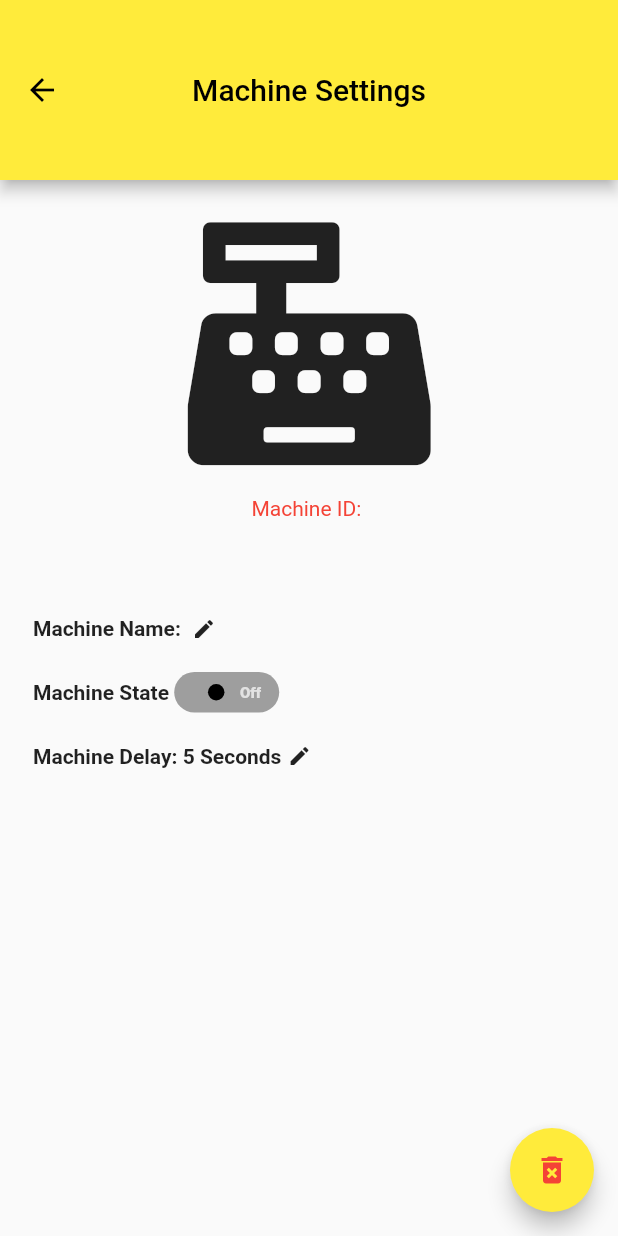
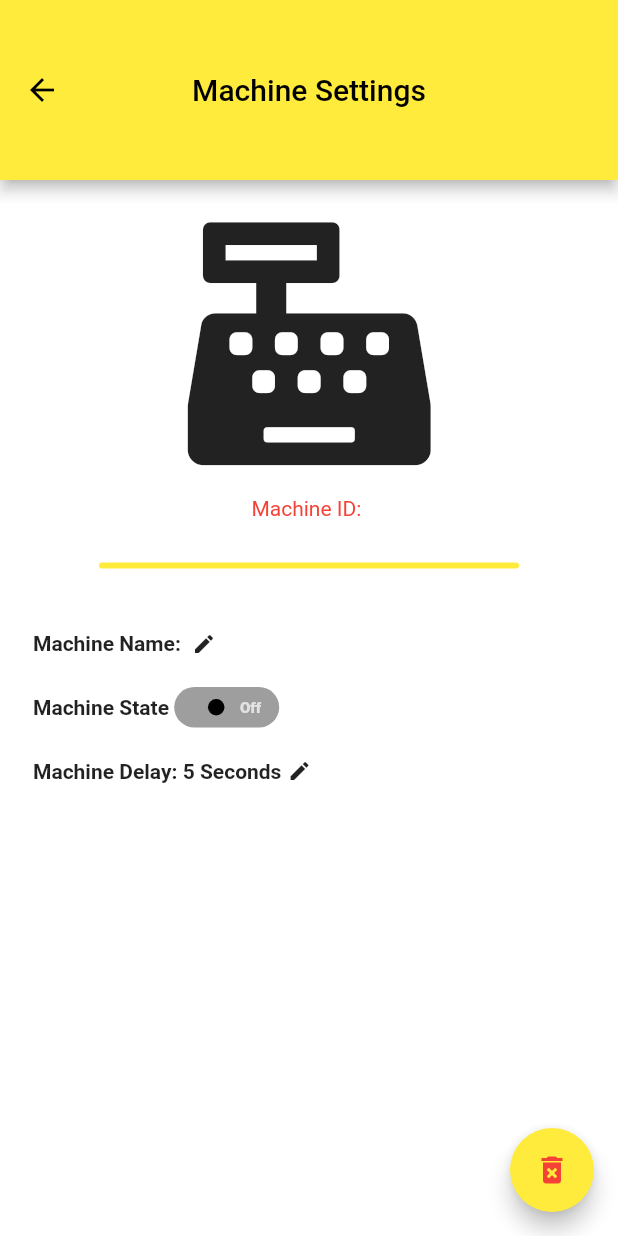
Before and after one commit to SyedDaniyalAli/stone_crusher_machine, a Flutter app: the MachineDetailsScreen screen opened by its route, on a phone screen of 412 x 824 dp. Run offline on Flutter 3.47's test engine with Material 2 defaults, Android fonts, the phone set to English and light mode, and no system bars; drawn by our look-alikes of flutter_switch; our stand-ins replace cloud_firestore, firebase_auth, firebase_core, flutter_easyloading, font_awesome_flutter, google_sign_in and 2 more; missing offline and left inert: flutter_picker; accounts and stored records are empty; network calls fail; statements that could not run were skipped.

Commit message:
splashscreen is working and remove some bugs

```diff
--- a/lib/machine_detail_screen/machine_detail_screen.dart
+++ b/lib/machine_detail_screen/machine_detail_screen.dart
@@ -1,4 +1,5 @@
 import 'package:cloud_firestore/cloud_firestore.dart';
+import 'package:flutter/cupertino.dart';
 import 'package:flutter/material.dart';
 import 'package:flutter_easyloading/flutter_easyloading.dart';
 import 'package:font_awesome_flutter/font_awesome_flutter.dart';
@@ -41,7 +42,7 @@ class _MachineDetailsScreenState extends State<MachineDetailsScreen> {
                   machineID = element['machineID'];
                   machineName = element['machineName'];
                   machineState = element['state'];
-                  machineDelay = int.tryParse(element['delay'])!;
+                  machineDelay = element['delay'];
                 });
               })
             })
@@ -62,6 +63,7 @@ class _MachineDetailsScreenState extends State<MachineDetailsScreen> {
         centerTitle: true,
         toolbarHeight: 120,
       ),
+      backgroundColor: Colors.white,
       body: Padding(
         padding: const EdgeInsets.all(8.0),
         child: Column(
@@ -81,8 +83,14 @@ class _MachineDetailsScreenState extends State<MachineDetailsScreen> {
               'Machine ID: $machineID',
               style: TextStyle(color: Colors.red),
             ),
-            SizedBox(
-              height: 50,
+            Container(
+              margin: EdgeInsets.only(top: 28, bottom: 28),
+              width: 280,
+              height: 4,
+              decoration: BoxDecoration(
+                borderRadius: BorderRadius.circular(50),
+                color: Theme.of(context).primaryColor,
+              ),
             ),
             Padding(
               padding: const EdgeInsets.all(14.0),
--- a/lib/main.dart
+++ b/lib/main.dart
@@ -41,8 +41,7 @@ class _MyAppState extends State<MyApp> {
       title: 'Stone Crushing Machine',
       debugShowCheckedModeBanner: false,
       theme: ThemeData(
-        // canvasColor: Colors.white,
-        // cardColor: Colors.white,
+        backgroundColor: Colors.white,
         cardTheme: const CardTheme(
           shape: RoundedRectangleBorder(
             borderRadius: BorderRadius.all(
--- a/lib/main_screen/components/custom_bottom_sheet.dart
+++ b/lib/main_screen/components/custom_bottom_sheet.dart
@@ -36,7 +36,7 @@ class _CustomBottomSheetState extends State<CustomBottomSheet> {
           'machineName': _machineName,
           'machineID': _machineID,
           'state': false,
-          'delay': '5', //default delay time is 5 sec
+          'delay': 5, //default delay time is 5 sec
         })
         .then((value) => print("Machine Added"))
         .catchError((error) => print("Failed to add Machine: $error"));
--- a/lib/main_screen/main_screen.dart
+++ b/lib/main_screen/main_screen.dart
@@ -67,7 +67,7 @@ class _MainScreenState extends State<MainScreen> {
       appBar: AppBar(
         toolbarHeight: 170,
         centerTitle: true,
-        // elevation: 0,
+        // elevation: 10,
         title: const Text(
           'Stone Crushing Machine',
           style: TextStyle(fontSize: 28, fontWeight: FontWeight.bold),
```
Also changed, not shown: lib/main_screen/components/machine_card.dart (+7 -1 lines), 27 other files.
